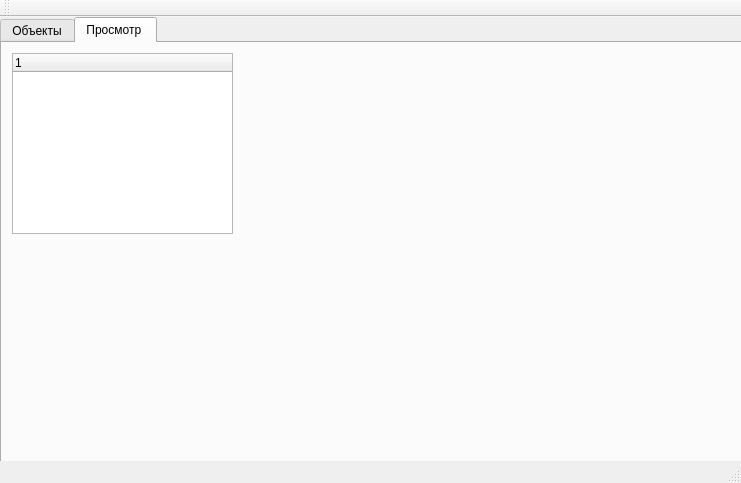
vohulg/newimapgui, file imapgui.ui: the form before one commit.
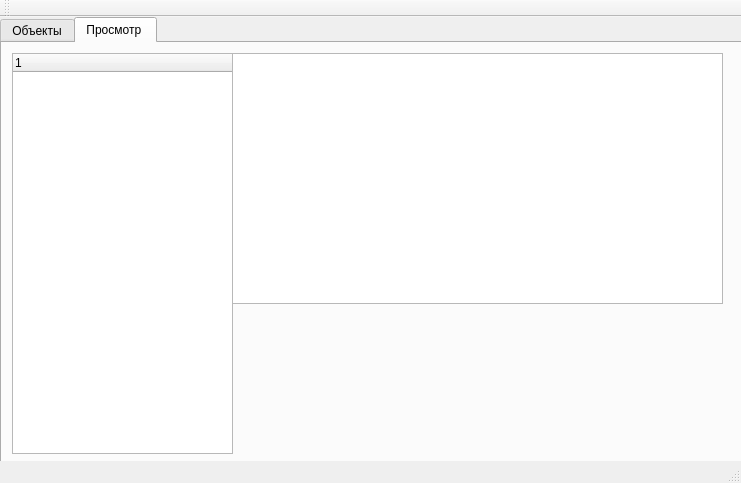
The form after the commit.

The edit to the form file:
```diff
--- a/imapgui.ui
+++ b/imapgui.ui
@@ -90,7 +90,7 @@
         <x>10</x>
         <y>10</y>
         <width>221</width>
-        <height>181</height>
+        <height>401</height>
        </rect>
       </property>
       <property name="columnCount">
@@ -102,6 +102,16 @@
        </property>
       </column>
      </widget>
+     <widget class="QTableView" name="tableView">
+      <property name="geometry">
+       <rect>
+        <x>230</x>
+        <y>10</y>
+        <width>491</width>
+        <height>251</height>
+       </rect>
+      </property>
+     </widget>
     </widget>
    </widget>
   </widget>
```
Left out of the diff: 2 changed lines with no effect on the pictures.
